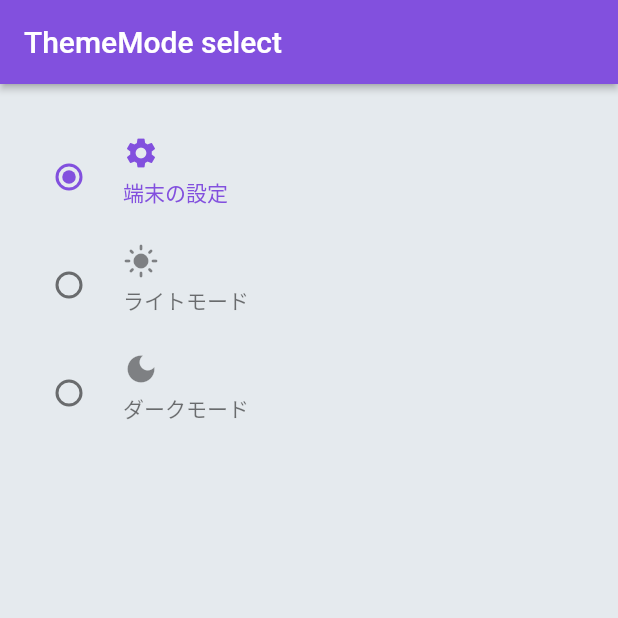
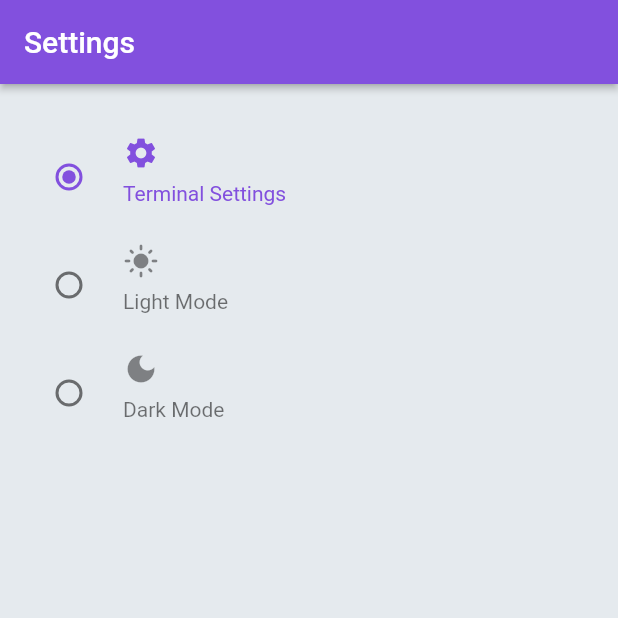
Before and after one commit to trm11tkr/github-repo-search, a Flutter app: the SettingPage screen opened directly, on a phone screen of 412 x 824 dp, the top half of it. Run offline on Flutter 3.47's test engine with Material 2 defaults, Android fonts, the phone set to English and light mode, and no system bars; our stand-ins replace extended_image, freezed_annotation, gap, hooks_riverpod, pull_to_refresh_flutter3, shared_preferences; missing offline and left inert: simple_logger; accounts and stored records are empty; network calls fail.

Commit message:
SettingPageの多言語対応

```diff
--- a/lib/core/extension/theme_mode_extension.dart
+++ b/lib/core/extension/theme_mode_extension.dart
@@ -1,14 +1,15 @@
 import 'package:flutter/material.dart';
+import 'package:github_repo_search/i18n/translations.g.dart';
 
 extension ThemeModeExtension on ThemeMode {
   String get subtitle {
     switch (this) {
       case ThemeMode.system:
-        return '端末の設定';
+        return i18n.themeTerminate;
       case ThemeMode.light:
-        return 'ライトモード';
+        return i18n.themeLightMode;
       case ThemeMode.dark:
-        return 'ダークモード';
+        return i18n.themeDarkMode;
     }
   }
 
--- a/lib/feature/setting/setting_page.dart
+++ b/lib/feature/setting/setting_page.dart
@@ -5,6 +5,7 @@ import 'package:github_repo_search/core/extension/context_extension.dart';
 import 'package:github_repo_search/core/extension/theme_mode_extension.dart';
 import 'package:github_repo_search/feature/setting/theme_controller.dart';
 import 'package:github_repo_search/gen/colors.gen.dart';
+import 'package:github_repo_search/i18n/translations.g.dart';
 import 'package:hooks_riverpod/hooks_riverpod.dart';
 
 class SettingPage extends ConsumerStatefulWidget {
@@ -62,7 +63,7 @@ class SettingPageState extends ConsumerState<SettingPage>
     final currentThemeMode = ref.watch(themeSelectorProvider);
     return Scaffold(
       appBar: AppBar(
-        title: const Text('ThemeMode select'),
+        title: Text(i18n.settingTitle),
       ),
       body: Padding(
         padding: const EdgeInsets.all(10),
```
